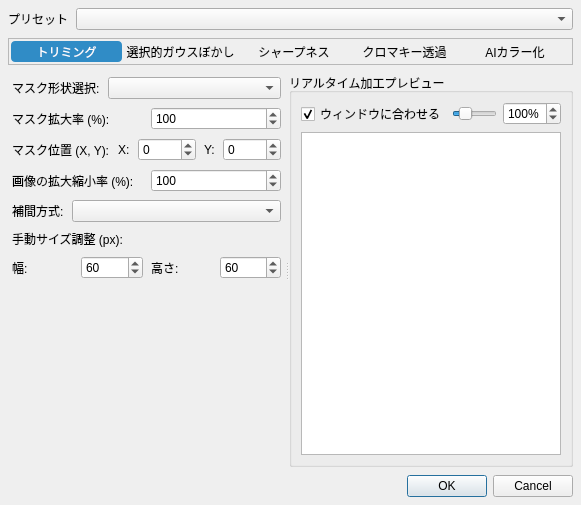
Above: plugins/hoi4/interface/image_tools_dialog.ui from Ikumyon/PDX-Mod-Studio before the change. Below: the same form after it.
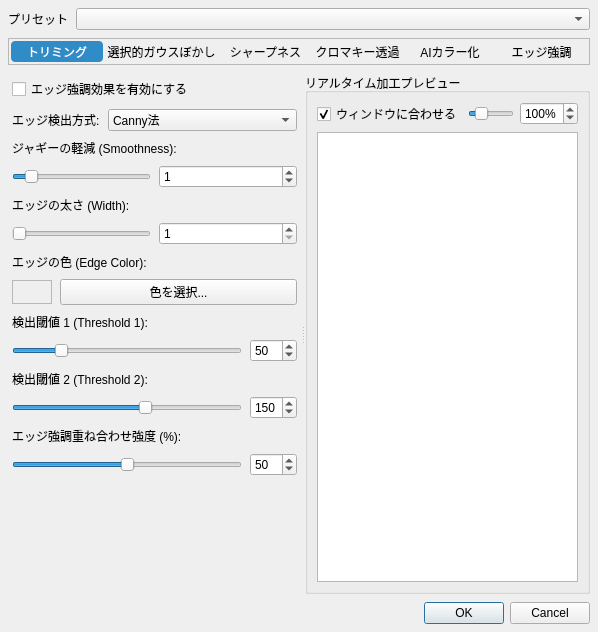
That is the form after the change. The open tabs and pages were chosen to show the change.

Commit message: エッジ強調

```diff
--- a/plugins/hoi4/interface/image_tools_dialog.ui
+++ b/plugins/hoi4/interface/image_tools_dialog.ui
@@ -6,8 +6,8 @@
    <rect>
     <x>0</x>
     <y>0</y>
-    <width>581</width>
-    <height>505</height>
+    <width>598</width>
+    <height>632</height>
    </rect>
   </property>
   <property name="windowTitle">
@@ -192,6 +192,25 @@
         </attribute>
        </widget>
       </item>
+      <item>
+       <widget class="QToolButton" name="toolButtonEdge">
+        <property name="sizePolicy">
+         <sizepolicy hsizetype="Expanding" vsizetype="Fixed">
+          <horstretch>0</horstretch>
+          <verstretch>0</verstretch>
+         </sizepolicy>
+        </property>
+        <property name="text">
+         <string>エッジ強調</string>
+        </property>
+        <property name="checkable">
+         <bool>true</bool>
+        </property>
+        <attribute name="buttonGroup">
+         <string notr="true">buttonGroupTools</string>
+        </attribute>
+       </widget>
+      </item>
      </layout>
     </widget>
    </item>
@@ -205,7 +224,7 @@
      </property>
      <widget class="QStackedWidget" name="stackedWidgetSettings">
       <property name="currentIndex">
-       <number>0</number>
+       <number>5</number>
       </property>
       <widget class="QWidget" name="pageCrop">
        <layout class="QVBoxLayout" name="layoutCropSettings">
@@ -256,6 +275,12 @@
           </item>
           <item>
            <widget class="QSpinBox" name="spinMaskScale">
+            <property name="sizePolicy">
+             <sizepolicy hsizetype="Expanding" vsizetype="Fixed">
+              <horstretch>0</horstretch>
+              <verstretch>0</verstretch>
+             </sizepolicy>
+            </property>
             <property name="minimum">
              <number>1</number>
             </property>
@@ -331,6 +356,12 @@
           </item>
           <item>
            <widget class="QSpinBox" name="spinScale">
+            <property name="sizePolicy">
+             <sizepolicy hsizetype="Expanding" vsizetype="Fixed">
+              <horstretch>0</horstretch>
+              <verstretch>0</verstretch>
+             </sizepolicy>
+            </property>
             <property name="minimum">
              <number>10</number>
             </property>
@@ -368,6 +399,16 @@
           </item>
          </layout>
         </item>
+        <item>
+         <widget class="QCheckBox" name="chkCropMaskOutside">
+          <property name="text">
+           <string>マスク外側を切り取る</string>
+          </property>
+          <property name="checked">
+           <bool>true</bool>
+          </property>
+         </widget>
+        </item>
         <item>
          <widget class="QLabel" name="lblCropManual">
           <property name="text">
@@ -386,6 +427,12 @@
           </item>
           <item>
            <widget class="QSpinBox" name="spinCropWidth">
+            <property name="sizePolicy">
+             <sizepolicy hsizetype="Expanding" vsizetype="Fixed">
+              <horstretch>0</horstretch>
+              <verstretch>0</verstretch>
+             </sizepolicy>
+            </property>
             <property name="minimum">
              <number>1</number>
             </property>
@@ -406,6 +453,12 @@
           </item>
           <item>
            <widget class="QSpinBox" name="spinCropHeight">
+            <property name="sizePolicy">
+             <sizepolicy hsizetype="Expanding" vsizetype="Fixed">
+              <horstretch>0</horstretch>
+              <verstretch>0</verstretch>
+             </sizepolicy>
+            </property>
             <property name="minimum">
              <number>1</number>
             </property>
@@ -419,6 +472,57 @@
           </item>
          </layout>
         </item>
+        <item>
+         <layout class="QHBoxLayout" name="layoutCropPosition">
+          <item>
+           <widget class="QLabel" name="lblCropPosition">
+            <property name="text">
+             <string>トリミング位置 (X, Y):</string>
+            </property>
+           </widget>
+          </item>
+          <item>
+           <widget class="QLabel" name="lblCropX">
+            <property name="text">
+             <string>X:</string>
+            </property>
+           </widget>
+          </item>
+          <item>
+           <widget class="QSpinBox" name="spinCropX">
+            <property name="sizePolicy">
+             <sizepolicy hsizetype="Expanding" vsizetype="Fixed">
+              <horstretch>0</horstretch>
+              <verstretch>0</verstretch>
+             </sizepolicy>
+            </property>
+            <property name="maximum">
+             <number>9999</number>
+            </property>
+           </widget>
+          </item>
+          <item>
+           <widget class="QLabel" name="lblCropY">
+            <property name="text">
+             <string>Y:</string>
+            </property>
+           </widget>
+          </item>
+          <item>
+           <widget class="QSpinBox" name="spinCropY">
+            <property name="sizePolicy">
+             <sizepolicy hsizetype="Expanding" vsizetype="Fixed">
+              <horstretch>0</horstretch>
+              <verstretch>0</verstretch>
+             </sizepolicy>
+            </property>
+            <property name="maximum">
+             <number>9999</number>
+            </property>
+           </widget>
+          </item>
+         </layout>
+        </item>
         <item>
          <spacer name="spacerCrop">
           <property name="orientation">
@@ -778,10 +882,34 @@
               <verstretch>0</verstretch>
              </sizepolicy>
             </property>
+            <item>
+             <property name="text">
+              <string>選択してください</string>
+             </property>
+            </item>
            </widget>
           </item>
          </layout>
         </item>
+        <item>
+         <widget class="QStackedWidget" name="stackedColorize">
+          <property name="currentIndex">
+           <number>1</number>
+          </property>
+          <widget class="QWidget" name="pageColorizeEccv2016">
+           <layout class="QVBoxLayout" name="verticalLayout">
+            <property name="leftMargin">
+             <number>0</number>
+            </property>
+            <property name="topMargin">
+             <number>0</number>
+            </property>
+            <property name="rightMargin">
+             <number>0</number>
+            </property>
+            <property name="bottomMargin">
+             <number>0</number>
+            </property>
         <item>
          <widget class="QLabel" name="lblColorizeHue">
           <property name="text">
@@ -884,6 +1012,11 @@
           </item>
          </layout>
         </item>
+           </layout>
+          </widget>
+          <widget class="QWidget" name="pageColorizeNone"/>
+         </widget>
+        </item>
         <item>
          <spacer name="spacerColorize">
           <property name="orientation">
@@ -899,103 +1032,366 @@
         </item>
        </layout>
       </widget>
+      <widget class="QWidget" name="pageEdge">
+       <layout class="QVBoxLayout" name="layoutEdgeSettings">
+        <property name="spacing">
+         <number>8</number>
+        </property>
+        <property name="leftMargin">
+         <number>4</number>
+        </property>
+        <property name="topMargin">
+         <number>4</number>
+        </property>
+        <property name="rightMargin">
+         <number>4</number>
+        </property>
+        <property name="bottomMargin">
+         <number>4</number>
+        </property>
+        <item>
+         <widget class="QCheckBox" name="chkEdgeEnable">
+          <property name="text">
+           <string>エッジ強調効果を有効にする</string>
+          </property>
+         </widget>
+        </item>
+        <item>
+         <layout class="QHBoxLayout" name="layoutEdgeMethod">
+          <item>
+           <widget class="QLabel" name="labelEdgeMethod">
+            <property name="text">
+             <string>エッジ検出方式:</string>
+            </property>
+           </widget>
+          </item>
+          <item>
+           <widget class="QComboBox" name="comboEdgeMethod">
+            <property name="sizePolicy">
+             <sizepolicy hsizetype="Expanding" vsizetype="Fixed">
+              <horstretch>0</horstretch>
+              <verstretch>0</verstretch>
+             </sizepolicy>
+            </property>
+            <item>
+             <property name="text">
+              <string>Canny法</string>
+             </property>
+            </item>
+            <item>
+             <property name="text">
+              <string>Sobelフィルタ</string>
+             </property>
+            </item>
+            <item>
+             <property name="text">
+              <string>Laplacianフィルタ</string>
+             </property>
+            </item>
+           </widget>
+          </item>
+         </layout>
+        </item>
+        <item>
+         <widget class="QLabel" name="lblEdgeSmooth">
+          <property name="text">
+           <string>ジャギーの軽減 (Smoothness):</string>
+          </property>
+         </widget>
+        </item>
+        <item>
+         <layout class="QHBoxLayout" name="layoutEdgeSmooth">
+          <item>
+           <widget class="QSlider" name="sliderEdgeSmooth">
+            <property name="minimum">
+             <number>0</number>
+            </property>
+            <property name="maximum">
+             <number>10</number>
+            </property>
+            <property name="value">
+             <number>1</number>
+            </property>
+            <property name="orientation">
+             <enum>Qt::Orientation::Horizontal</enum>
+            </property>
+           </widget>
+          </item>
+          <item>
+           <widget class="QSpinBox" name="spinEdgeSmooth">
+            <property name="sizePolicy">
+             <sizepolicy hsizetype="Expanding" vsizetype="Fixed">
+              <horstretch>0</horstretch>
+              <verstretch>0</verstretch>
+             </sizepolicy>
+            </property>
+            <property name="minimum">
+             <number>0</number>
+            </property>
+            <property name="maximum">
+             <number>10</number>
+            </property>
+            <property name="value">
+             <number>1</number>
+            </property>
+           </widget>
+          </item>
+         </layout>
+        </item>
+        <item>
+         <widget class="QLabel" name="lblEdgeWidth">
+          <property name="text">
+           <string>エッジの太さ (Width):</string>
+          </property>
+         </widget>
+        </item>
+        <item>
+         <layout class="QHBoxLayout" name="layoutEdgeWidth">
+          <item>
+           <widget class="QSlider" name="sliderEdgeWidth">
+            <property name="minimum">
+             <number>1</number>
+            </property>
+            <property name="maximum">
+             <number>10</number>
+            </property>
+            <property name="value">
+             <number>1</number>
+            </property>
+            <property name="orientation">
+             <enum>Qt::Orientation::Horizontal</enum>
+            </property>
+           </widget>
+          </item>
+          <item>
+           <widget class="QSpinBox" name="spinEdgeWidth">
+            <property name="sizePolicy">
+             <sizepolicy hsizetype="Expanding" vsizetype="Fixed">
+              <horstretch>0</horstretch>
+              <verstretch>0</verstretch>
+             </sizepolicy>
+            </property>
+            <property name="minimum">
+             <number>1</number>
+            </property>
+            <property name="maximum">
+             <number>10</number>
+            </property>
+            <property name="value">
+             <number>1</number>
+            </property>
+           </widget>
+          </item>
+         </layout>
+        </item>
+        <item>
+         <widget class="QLabel" name="lblEdgeColor">
+          <property name="text">
+           <string>エッジの色 (Edge Color):</string>
+          </property>
+         </widget>
+        </item>
+        <item>
+         <layout class="QHBoxLayout" name="layoutEdgeColor">
+          <item>
+           <widget class="QFrame" name="frameEdgeColor">
+            <property name="minimumSize">
+             <size>
+              <width>40</width>
+              <height>24</height>
+             </size>
+            </property>
+            <property name="maximumSize">
+             <size>
+              <width>40</width>
+              <height>24</height>
+             </size>
+            </property>
+            <property name="frameShape">
+             <enum>QFrame::Shape::StyledPanel</enum>
+            </property>
+            <property name="frameShadow">
+             <enum>QFrame::Shadow::Sunken</enum>
+            </property>
+           </widget>
+          </item>
+          <item>
+           <widget class="QPushButton" name="btnSelectEdgeColor">
+            <property name="text">
+             <string>色を選択...</string>
+            </property>
+           </widget>
+          </item>
+         </layout>
+        </item>
+        <item>
+         <widget class="QLabel" name="lblEdgeThreshold1">
+          <property name="text">
+           <string>検出閾値 1 (Threshold 1):</string>
+          </property>
+         </widget>
+        </item>
+        <item>
+         <layout class="QHBoxLayout" name="layoutEdgeThreshold1">
+          <item>
+           <widget class="QSlider" name="sliderEdgeThreshold1">
+            <property name="maximum">
+             <number>255</number>
+            </property>
+            <property name="value">
+             <number>50</number>
+            </property>
+            <property name="orientation">
+             <enum>Qt::Orientation::Horizontal</enum>
+            </property>
+           </widget>
+          </item>
+          <item>
+           <widget class="QSpinBox" name="spinEdgeThreshold1">
+            <property name="maximum">
+             <number>255</number>
+            </property>
+            <property name="value">
+             <number>50</number>
+            </property>
+           </widget>
+          </item>
+         </layout>
+        </item>
+        <item>
+         <widget class="QLabel" name="lblEdgeThreshold2">
+          <property name="text">
+           <string>検出閾値 2 (Threshold 2):</string>
+          </property>
+         </widget>
+        </item>
+        <item>
+         <layout class="QHBoxLayout" name="layoutEdgeThreshold2">
+          <item>
+           <widget class="QSlider" name="sliderEdgeThreshold2">
+            <property name="maximum">
+             <number>255</number>
+            </property>
+            <property name="value">
+             <number>150</number>
+            </property>
+            <property name="orientation">
+             <enum>Qt::Orientation::Horizontal</enum>
+            </property>
+           </widget>
+          </item>
+          <item>
+           <widget class="QSpinBox" name="spinEdgeThreshold2">
+            <property name="maximum">
+             <number>255</number>
+            </property>
+            <property name="value">
+             <number>150</number>
+            </property>
+           </widget>
+          </item>
+         </layout>
+        </item>
+        <item>
+         <widget class="QLabel" name="lblEdgeStrength">
+          <property name="text">
+           <string>エッジ強調重ね合わせ強度 (%):</string>
+          </property>
+         </widget>
+        </item>
+        <item>
+         <layout class="QHBoxLayout" name="layoutEdgeStrength">
+          <item>
+           <widget class="QSlider" name="sliderEdgeStrength">
+            <property name="maximum">
+             <number>100</number>
+            </property>
+            <property name="value">
+             <number>50</number>
+            </property>
+            <property name="orientation">
+             <enum>Qt::Orientation::Horizontal</enum>
+            </property>
+           </widget>
+          </item>
+          <item>
+           <widget class="QSpinBox" name="spinEdgeStrength">
+            <property name="maximum">
+             <number>100</number>
+            </property>
+            <property name="value">
+             <number>50</number>
+            </property>
+           </widget>
+          </item>
+         </layout>
+        </item>
+        <item>
+         <spacer name="spacerEdge">
+          <property name="orientation">
+           <enum>Qt::Orientation::Vertical</enum>
+          </property>
+          <property name="sizeHint" stdset="0">
+           <size>
+            <width>20</width>
+            <height>40</height>
+           </size>
+          </property>
+         </spacer>
+        </item>
+       </layout>
+      </widget>
      </widget>
      <widget class="QGroupBox" name="groupBoxPreview">
       <property name="title">
        <string>リアルタイム加工プレビュー</string>
       </property>
       <layout class="QVBoxLayout" name="layoutProcessPreview">
-
         <item>
-
          <layout class="QHBoxLayout" name="layoutZoomControls">
-
           <item>
-
            <widget class="QCheckBox" name="chkZoomFit">
-
             <property name="text">
-
              <string>ウィンドウに合わせる</string>
-
-            </property>
-
+           </property>
             <property name="checked">
-
              <bool>true</bool>
-
-            </property>
-
-           </widget>
-
-          </item>
-
+           </property>
+          </widget>
+         </item>
           <item>
-
            <widget class="QSlider" name="sliderZoom">
-
             <property name="minimum">
-
              <number>10</number>
-
-            </property>
-
+           </property>
             <property name="maximum">
-
              <number>500</number>
-
-            </property>
-
+           </property>
             <property name="value">
-
              <number>100</number>
-
-            </property>
-
+           </property>
             <property name="orientation">
-
              <enum>Qt::Orientation::Horizontal</enum>
-
-            </property>
-
-           </widget>
-
-          </item>
-
+           </property>
+          </widget>
+         </item>
           <item>
-
            <widget class="QSpinBox" name="spinZoom">
-
-            <property name="minimum">
-
-             <number>10</number>
-
-            </property>
-
-            <property name="maximum">
-
-             <number>500</number>
-
-            </property>
-
-            <property name="value">
-
-             <number>100</number>
-
-            </property>
-
             <property name="suffix">
-
              <string>%</string>
-
-            </property>
-
-           </widget>
-
-          </item>
-
-         </layout>
-
+           </property>
+           <property name="minimum">
+            <number>10</number>
+           </property>
+           <property name="maximum">
+            <number>500</number>
+           </property>
+           <property name="value">
+            <number>100</number>
+           </property>
+          </widget>
+         </item>
+        </layout>
         </item>
        <item>
         <widget class="QGraphicsView" name="graphicsViewPreview">
```
Lines whose indentation alone changed are shown as unchanged. The commit also changes 4 other files.
